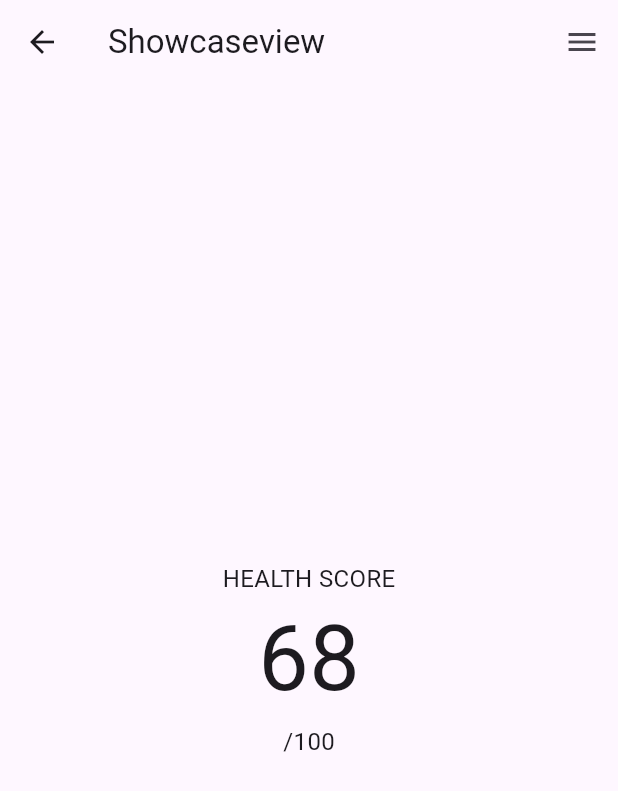
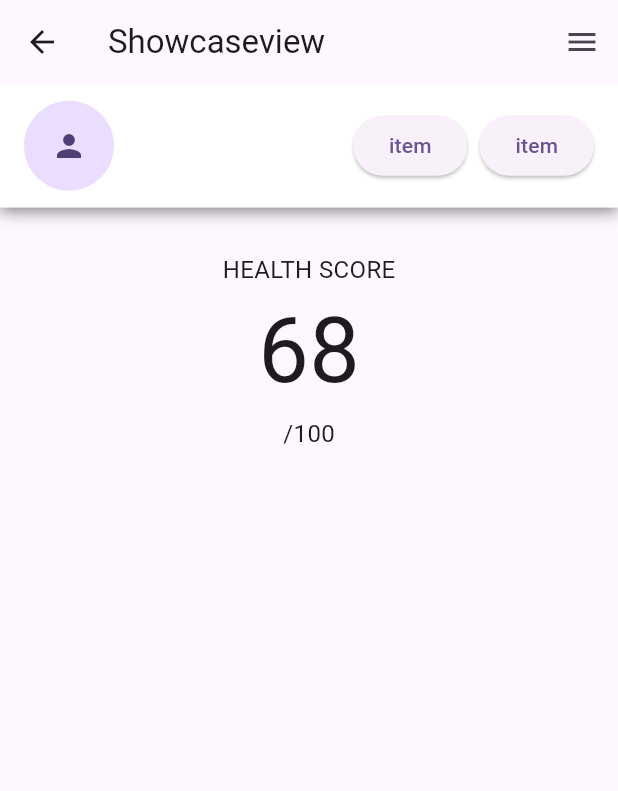
Before and after one commit to kurogoma-flutter/coach_mark_samples, a Flutter app: the ShowcaseviewPage screen opened directly, on a phone screen of 412 x 824 dp. Shown: the top 791 px of the screen. Run offline on Flutter 3.47's test engine with Material 2 defaults, Android fonts, the phone set to English and light mode, and no system bars; drawn by our look-alikes of showcaseview; missing offline and left inert: tutorial_coach_mark.

Commit message:
完成系実装

```diff
--- a/lib/showcaseview_page.dart
+++ b/lib/showcaseview_page.dart
@@ -2,6 +2,8 @@ import 'package:flutter/material.dart';
 import 'package:showcaseview/showcaseview.dart';
 
 final GlobalKey _one = GlobalKey();
+final GlobalKey _two = GlobalKey();
+final GlobalKey _three = GlobalKey();
 
 class ShowcaseviewPage extends StatefulWidget {
   const ShowcaseviewPage({super.key});
@@ -14,9 +16,11 @@ class _ShowcaseviewPageState extends State<ShowcaseviewPage> {
   @override
   void initState() {
     WidgetsBinding.instance.addPostFrameCallback((_) {
+      Future.delayed(const Duration(milliseconds: 500), () {
         ShowCaseWidget.of(context).startShowCase(
-        [_one],
+          [_one, _two, _three],
         );
+      });
     });
     super.initState();
   }
@@ -36,34 +40,69 @@ class _ShowcaseviewPageState extends State<ShowcaseviewPage> {
       body: SizedBox(
         width: MediaQuery.of(context).size.width,
         height: MediaQuery.of(context).size.height,
-        child: Padding(
-          padding: const EdgeInsets.all(16),
-          child: Center(
-            child: ShowCaseItem(
-              itemKey: _one,
-              container: SizedBox(
-                width: MediaQuery.of(context).size.width * 0.9,
-                child: Padding(
-                  padding: const EdgeInsets.all(16),
         child: Column(
-                    crossAxisAlignment: CrossAxisAlignment.start,
+          mainAxisAlignment: MainAxisAlignment.start,
           children: [
-                      const Padding(
-                        padding: EdgeInsets.only(bottom: 14),
-                        child: Text(
-                          'あなたへのヘルスコアです！\n100点満点で、各項目の目標を達成すると\nスコアが上がっていきます！',
-                          style: TextStyle(color: Colors.white),
+            Container(
+              width: MediaQuery.of(context).size.width,
+              height: MediaQuery.of(context).size.height * 0.1,
+              padding: const EdgeInsets.symmetric(horizontal: 16),
+              decoration: BoxDecoration(
+                color: Colors.white,
+                boxShadow: [
+                  BoxShadow(
+                    color: Colors.black.withOpacity(0.5),
+                    spreadRadius: 0,
+                    blurRadius: 8,
+                    offset: const Offset(0, 2),
+                  ),
+                ],
+              ),
+              child: Row(
+                mainAxisAlignment: MainAxisAlignment.spaceBetween,
+                children: [
+                  ShowCaseItem(
+                    itemKey: _two,
+                    width: 100,
+                    containerMessage:
+                        'AIパーソナルトレーナーからの\nアドバイスを受け取ることができます！\nあなたのスコアに応じてお伝えするので\nぜひこまめにチェックしてみてください！',
+                    child: const CircleAvatar(
+                      radius: 30,
+                      child: Icon(Icons.person),
                     ),
                   ),
+                  ShowCaseItem(
+                    itemKey: _three,
+                    containerMessage: 'スコアの日／週を\n切り替えることができます。',
+                    child: Row(
+                      children: [
                         ElevatedButton(
-                        onPressed: () {
-                          ShowCaseWidget.of(context).next();
-                        },
-                        child: const Text('次へ'),
+                          onPressed: () {},
+                          child: const Text('item'),
+                        ),
+                        const SizedBox(width: 8),
+                        ElevatedButton(
+                          onPressed: () {},
+                          child: const Text('item'),
+                        ),
+                      ],
+                    ),
                   )
                 ],
               ),
             ),
+            Padding(
+              padding: const EdgeInsets.all(16),
+              child: ShowCaseItem(
+                itemKey: _one,
+                width: 200,
+                containerMessage:
+                    'あなたへのヘルスコアです！\n100点満点で、各項目の目標を達成すると\nスコアが上がっていきます！',
+                containerAlignment: CrossAxisAlignment.start,
+                containerPadding: const EdgeInsets.only(
+                  left: 32,
+                  top: 16,
+                  bottom: 16,
                 ),
                 child: Container(
                   width: 160,
@@ -91,6 +130,7 @@ class _ShowcaseviewPageState extends State<ShowcaseviewPage> {
                 ),
               ),
             ),
+          ],
         ),
       ),
     );
@@ -101,15 +141,23 @@ class ShowCaseItem extends StatelessWidget {
   const ShowCaseItem({
     super.key,
     required this.itemKey,
-    required this.container,
+    required this.containerMessage,
     required this.child,
     this.position = TooltipPosition.bottom,
+    this.height = 300,
+    this.width = 200,
+    this.containerAlignment = CrossAxisAlignment.start,
+    this.containerPadding = const EdgeInsets.symmetric(vertical: 16),
   });
 
   final GlobalKey itemKey;
 
-  final Widget container;
+  final String containerMessage;
   final Widget child;
+  final double height;
+  final double width;
+  final CrossAxisAlignment containerAlignment;
+  final EdgeInsets containerPadding;
 
   final TooltipPosition position;
 
@@ -117,34 +165,39 @@ class ShowCaseItem extends StatelessWidget {
   Widget build(BuildContext context) {
     return Showcase.withWidget(
       key: itemKey,
-      height: 300,
-      width: 200,
+      height: height,
+      width: width,
       targetPadding: const EdgeInsets.all(4),
+      targetBorderRadius: const BorderRadius.all(Radius.circular(16)),
       tooltipPosition: position,
-      container: container,
+      container: SizedBox(
+        child: Padding(
+          padding: containerPadding,
+          child: Column(
+            crossAxisAlignment: containerAlignment,
+            children: [
+              Padding(
+                padding: const EdgeInsets.only(bottom: 14),
+                child: Text(
+                  containerMessage,
+                  style: const TextStyle(
+                    color: Colors.white,
+                    fontWeight: FontWeight.w500,
+                  ),
+                ),
+              ),
+              ElevatedButton(
+                onPressed: () {
+                  ShowCaseWidget.of(context).next();
+                },
+                child: const Text('次へ'),
+              )
+            ],
+          ),
+        ),
+      ),
       disableMovingAnimation: true,
       child: child,
     );
   }
 }
-
-
-
-// return Scaffold(
-//       appBar: AppBar(
-//         title: const Text('Showcaseview'),
-        // actions: [
-        //   IconButton(
-        //     onPressed: () {},
-        //     icon: const Icon(Icons.menu),
-        //   ),
-        // ],
-//       ),
-//       body: const Center(
-//         child: Icon(Icons.star),
-//       ),
-//       floatingActionButton: FloatingActionButton(
-//         onPressed: () {},
-//         child: const Icon(Icons.add),
-//       ),
-//     );
```
Lines whose indentation alone changed are shown as unchanged.
